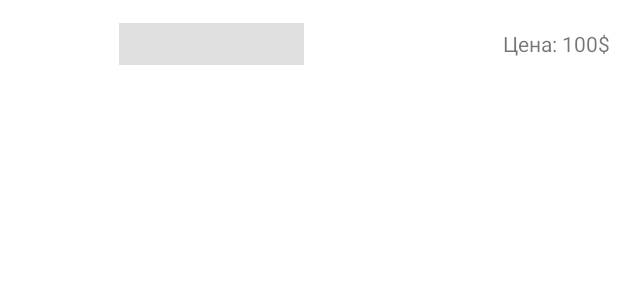
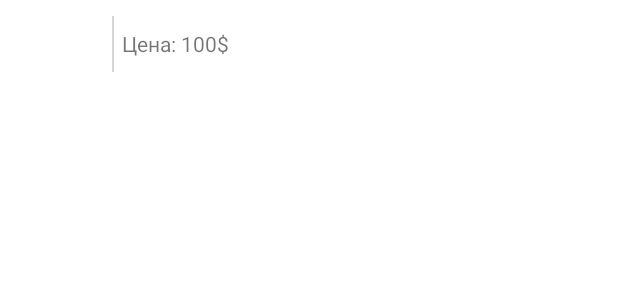
Before and after one commit to shikarix/stemDiaryAndroidApplication, an Android app: the layout listview_shop.xml on its own in the app's theme, with its tools: preview values and no code run, on a phone screen of 412 x 824 dp. Shown: the top 300 px of the screen. Run offline under Robolectric (Android 15) with nearby library versions, the phone set to English and light mode, and no system bars; Roboto replaces fonts that are not available here.

Commit message:
some minor updates improved stability etc.

```diff
--- a/app/build.gradle
+++ b/app/build.gradle
@@ -34,5 +34,6 @@ dependencies {
     implementation 'com.squareup.picasso:picasso:2.5.2'
     implementation 'com.github.prolificinteractive:material-calendarview:2.0.0'
     implementation 'org.jsoup:jsoup:1.12.1'
+    implementation 'com.github.MikeOrtiz:TouchImageView:1.4.1'
     implementation 'com.hannesdorfmann.smoothprogressbar:library:1.0.0'
 }
--- a/app/src/main/AndroidManifest.xml
+++ b/app/src/main/AndroidManifest.xml
@@ -15,7 +15,9 @@
         android:supportsRtl="true"
         android:theme="@style/CustomTheme"
         android:usesCleartextTraffic="true">
-        <activity android:name=".AddingTimetableActivity"></activity>
+        <activity android:name=".ImageActivity"
+            android:theme="@style/AppFullScreenTheme"></activity>
+        <activity android:name=".AddingTimetableActivity" />
         <activity android:name=".VKApiExpirementsActivity" />
         <activity
             android:name="com.vk.sdk.VKServiceActivity"
--- a/app/src/main/java/com/coistem/stemdiary/CheckingConnection.java
+++ b/app/src/main/java/com/coistem/stemdiary/CheckingConnection.java
@@ -23,6 +23,7 @@ public class CheckingConnection  extends AsyncTask {
                 urlc.setConnectTimeout(3000); //choose your own timeframe
                 urlc.setReadTimeout(4000); //choose your own timeframe
                 urlc.connect();
+                System.out.println(urlc.getResponseCode());
                 return (urlc.getResponseCode() == 200);
             } catch (IOException e)
             {
--- a/app/src/main/java/com/coistem/stemdiary/OurData.java
+++ b/app/src/main/java/com/coistem/stemdiary/OurData.java
@@ -23,6 +23,8 @@ public class OurData {
     public static String[] itemNames;
     public static String[] itemImageUrls;
 
+    public static String[] urlsForPost;
+
 
 
 }
--- a/app/src/main/java/com/coistem/stemdiary/SocketConnect.java
+++ b/app/src/main/java/com/coistem/stemdiary/SocketConnect.java
@@ -72,7 +72,7 @@ public class SocketConnect extends AsyncTask {
                 ps += pass[i];
             }
             System.out.println("LOGIN: "+lg+"PASSWORDDD: "+ps);
-            Document document = Jsoup.connect("http://192.168.1.100:8080/database/"+lg+"/"+ps).get();
+            Document document = Jsoup.connect("http://18.191.156.108/database/"+lg+"/"+ps).get();
             String text = document.text();
             String html = document.outerHtml();
             System.out.println(html);
--- a/app/src/main/res/layout/listview_shop.xml
+++ b/app/src/main/res/layout/listview_shop.xml
@@ -18,19 +18,16 @@
         android:paddingStart="?android:attr/listPreferredItemPaddingStart" />
 
     <View
-        android:id="@+id/divider5"
         android:layout_width="1dp"
-        android:layout_margin="10dp"
+        android:layout_margin="5dp"
         android:layout_height="match_parent"
-        android:layout_weight="1"
-        android:background="?android:attr/listDivider" />
+        android:background="@color/spb_default_color" />
 
     <TextView
         android:id="@+id/cost"
-        android:layout_width="wrap_content"
+        android:layout_width="match_parent"
         android:layout_height="wrap_content"
         android:layout_gravity="center_vertical"
-        android:gravity="right"
         android:layout_weight="1"
         android:text="Цена: 100$" />
 
--- a/app/src/main/res/layout/listview_vknews.xml
+++ b/app/src/main/res/layout/listview_vknews.xml
@@ -21,7 +21,7 @@
         android:layout_gravity="center_vertical"
         android:paddingStart="?android:attr/listPreferredItemPaddingStart" />
 
-    <ImageView
+    <com.ortiz.touchview.TouchImageView
         android:id="@+id/newsImage"
         android:layout_width="match_parent"
         android:layout_height="wrap_content" />
--- a/app/src/main/res/values/styles.xml
+++ b/app/src/main/res/values/styles.xml
@@ -23,4 +23,14 @@
         <item name="android:textColor">#FFF</item>
     </style>
 
+    <style name="AppFullScreenTheme" parent="Theme.AppCompat.Dialog.Alert">
+        <item name="android:title">@string/calendar</item>
+        <item name="windowActionBar">false</item>
+        <item name="android:windowNoTitle">true</item>
+        <item name="android:layout_width">match_parent</item>
+        <item name="android:layout_height">match_parent</item>
+        <!-- No backgrounds, titles or window float -->
+        <item name="android:windowBackground">@null</item>
+    </style>
+
 </resources>
```
Also changed, not shown: app/src/main/java/com/coistem/stemdiary/ImageActivity.java (added, +34 -0 lines), app/src/main/java/com/coistem/stemdiary/LoginActivity.java (+4 -3 lines), app/src/main/java/com/coistem/stemdiary/NewsFragment.java (+15 -6 lines), app/src/main/java/com/coistem/stemdiary/NewsListAdapter.java (+16 -0 lines), app/src/main/res/layout/activity_image.xml (added, +16 -0 lines), gradle.properties (line endings or trailing spaces).
